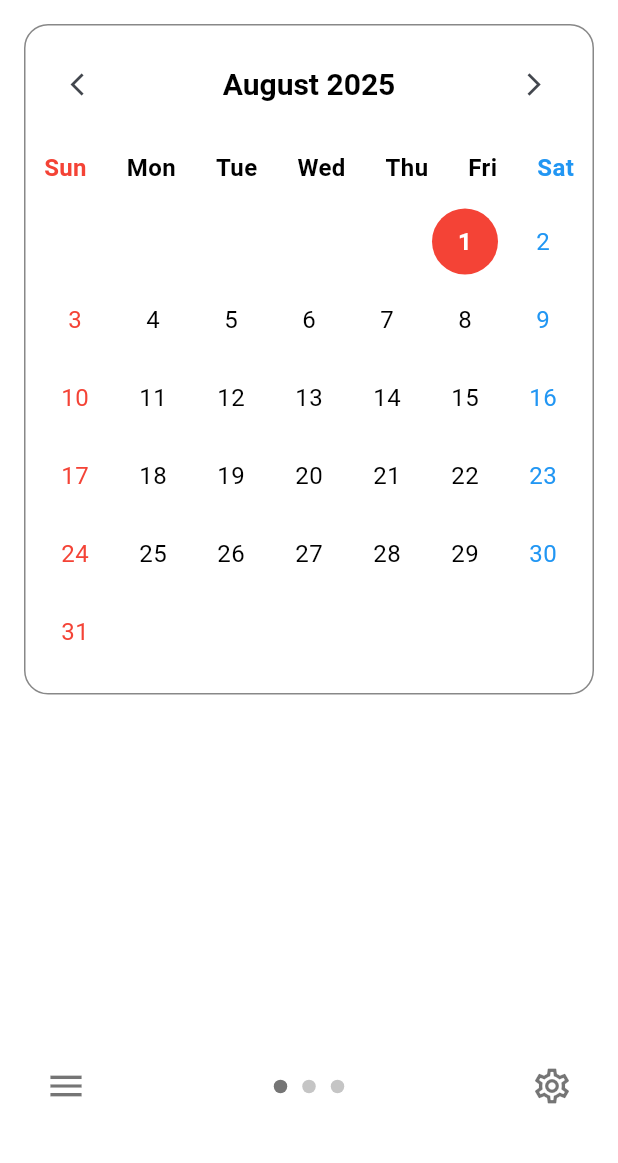
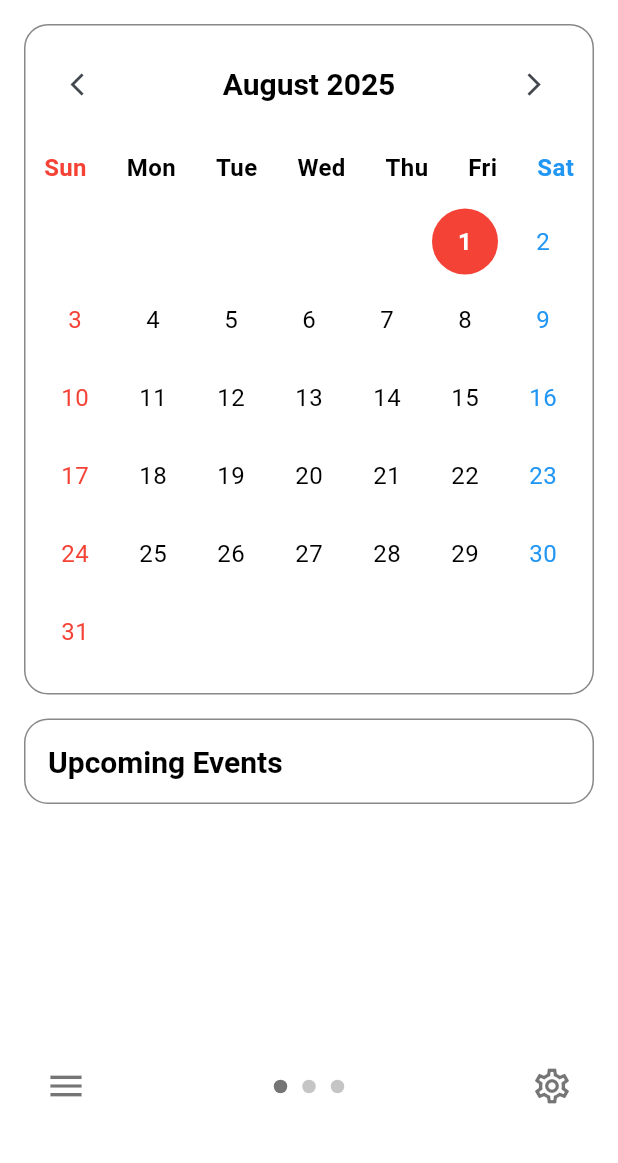
Before and after one commit to mark3lim/manage_meeting, a Flutter app: the HomePage screen opened by its route, on a phone screen of 412 x 824 dp, the part 72-1235 px from its top. Run offline on Flutter 3.47's test engine with Material 3 defaults, Android fonts, the phone set to English and light mode, and no system bars; our stand-ins replace flutter_riverpod, go_router.

Commit message:
Add future meeting events in 'HomePage'.

```diff
--- a/lib/l10n/app_en.arb
+++ b/lib/l10n/app_en.arb
@@ -31,5 +31,9 @@
   "menuPageTitle": "Menu",
   "@menuPageTitle": {
     "description": "Title for the menu page"
+  },
+  "upcomingEventsTitle": "Upcoming Events",
+  "@upcomingEventsTitle": {
+    "description": "Title for the section displaying upcoming events"
   }
 }
--- a/lib/l10n/app_ko.arb
+++ b/lib/l10n/app_ko.arb
@@ -1,6 +1,6 @@
 {
   "@@locale": "ko",
-  "appTitle": "미팅 관리",
+  "appTitle": "미팅 관리자",
   "@appTitle": {
     "description": "애플리케이션의 전체 제목"
   },
@@ -31,5 +31,9 @@
   "menuPageTitle": "메뉴",
   "@menuPageTitle": {
     "description": "메뉴 페이지의 제목"
+  },
+  "upcomingEventsTitle": "다가오는 일정",
+  "@upcomingEventsTitle": {
+    "description": "다가오는 일정을 표시하는 섹션의 제목"
   }
 }
--- a/lib/screen/HomePage.dart
+++ b/lib/screen/HomePage.dart
@@ -3,6 +3,7 @@ import 'package:flutter_riverpod/flutter_riverpod.dart';
 import 'package:manage_meeting/generated/l10n/app_localizations.dart';
 import 'package:manage_meeting/screen/widgets/calendar_card.dart';
 import 'package:manage_meeting/screen/widgets/glassmorphic_bottom_nav_bar.dart';
+import 'package:manage_meeting/screen/widgets/upcoming_events_card.dart';
 
 /// [HomePage] 클래스는 로그인 성공 후 표시되는 메인 화면을 구성하는 [ConsumerWidget] 입니다.
 ///
@@ -30,15 +31,15 @@ class HomePage extends ConsumerWidget {
         bottom: false, // 하단 SafeArea는 네비게이션 바에서 직접 처리
         child: Padding(
           padding: const EdgeInsets.fromLTRB(16.0, 16.0, 16.0, 0), // 하단 패딩 제거
-          child: Column(
-            crossAxisAlignment: CrossAxisAlignment.start,
+          child: ListView(
             children: [
               Text(
                 AppLocalizations.of(context)!.homePageTitle,
                 style: Theme.of(context).textTheme.headlineSmall,
               ),
               const CalendarCard(), // 분리된 달력 위젯 사용
-              const Spacer(), // 남은 공간을 채워 내용과 네비게이션 바가 겹치지 않게 함
+              const UpcomingEventsCard(), // "다가오는 일정" 카드 위젯 추가
+              const SizedBox(height: 100), // 하단 네비게이션 바와의 간격 확보
             ],
           ),
         ),
--- /dev/null
+++ b/lib/screen/widgets/upcoming_events_card.dart
@@ -0,0 +1,34 @@
+import 'package:flutter/material.dart';
+import 'package:manage_meeting/generated/l10n/app_localizations.dart';
+
+/// [UpcomingEventsCard]는 다가오는 일정을 표시하는 카드 형태의 위젯입니다.
+class UpcomingEventsCard extends StatelessWidget {
+  /// [UpcomingEventsCard]의 생성자입니다.
+  const UpcomingEventsCard({super.key});
+
+  @override
+  Widget build(BuildContext context) {
+    return Card(
+      margin: const EdgeInsets.only(top: 16.0),
+      color: Theme.of(context).colorScheme.surface,
+      elevation: 0,
+      shape: RoundedRectangleBorder(
+        borderRadius: BorderRadius.circular(16.0),
+        side: BorderSide(color: Theme.of(context).colorScheme.outline, width: 1.0),
+      ),
+      child: Padding(
+        padding: const EdgeInsets.all(16.0),
+        child: Column(
+          crossAxisAlignment: CrossAxisAlignment.start,
+          children: [
+            Text(
+              AppLocalizations.of(context)!.upcomingEventsTitle,
+              style: Theme.of(context).textTheme.titleLarge,
+            ),
+            // TODO: 다가오는 일정 목록을 여기에 구현합니다.
+          ],
+        ),
+      ),
+    );
+  }
+}
```
Also changed, not shown: lib/generated/l10n/app_localizations.dart, lib/generated/l10n/app_localizations_en.dart, lib/generated/l10n/app_localizations_ko.dart.
